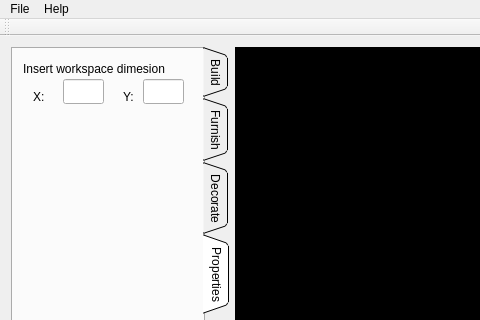
This is thothwindow.ui in Blackcatn13/HouseDesigner as Qt 5 draws it before an edit; both pictures show x 0 to 480 and y 0 to 320 of the 999 by 671 pixel window. The edited form follows.
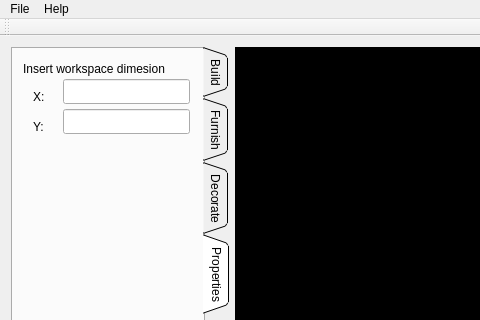
This is the edited form. Custom widgets are drawn as their Qt base class.

The edit to the form file:
```diff
--- a/thothwindow.ui
+++ b/thothwindow.ui
@@ -150,22 +150,55 @@
        <widget class="QLineEdit" name="lineEdit">
         <property name="geometry">
          <rect>
-          <x>130</x>
-          <y>30</y>
-          <width>41</width>
+          <x>50</x>
+          <y>60</y>
+          <width>127</width>
           <height>25</height>
          </rect>
         </property>
+        <property name="focusPolicy">
+         <enum>Qt::ClickFocus</enum>
+        </property>
+        <property name="contextMenuPolicy">
+         <enum>Qt::DefaultContextMenu</enum>
+        </property>
+        <property name="inputMethodHints">
+         <set>Qt::ImhDigitsOnly|Qt::ImhPreferNumbers</set>
+        </property>
+        <property name="text">
+         <string/>
+        </property>
+        <property name="maxLength">
+         <number>200</number>
+        </property>
+        <property name="placeholderText">
+         <string extracomment="Insert space for y coordinates (vertical) in meters."/>
+        </property>
        </widget>
        <widget class="QLineEdit" name="lineEdit_2">
         <property name="geometry">
          <rect>
           <x>50</x>
           <y>30</y>
-          <width>41</width>
+          <width>127</width>
           <height>25</height>
          </rect>
         </property>
+        <property name="focusPolicy">
+         <enum>Qt::ClickFocus</enum>
+        </property>
+        <property name="inputMethodHints">
+         <set>Qt::ImhDigitsOnly|Qt::ImhPreferNumbers</set>
+        </property>
+        <property name="text">
+         <string/>
+        </property>
+        <property name="maxLength">
+         <number>200</number>
+        </property>
+        <property name="placeholderText">
+         <string extracomment="Insert space for x coordinates (horizontal) in meters."/>
+        </property>
        </widget>
        <widget class="QLabel" name="label_2">
         <property name="geometry">
@@ -183,8 +216,8 @@
        <widget class="QLabel" name="label_3">
         <property name="geometry">
          <rect>
-          <x>110</x>
-          <y>40</y>
+          <x>20</x>
+          <y>70</y>
           <width>21</width>
           <height>16</height>
          </rect>
```
Left out of the diff: 1 changed line with no effect on the pictures.
